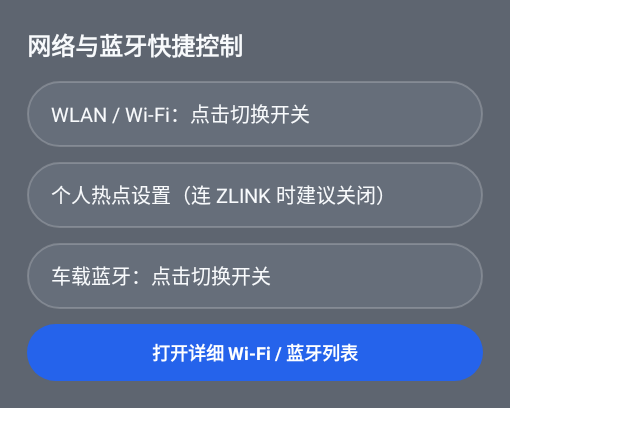
After one commit to LEICC198/changsheng-car, an Android app: the layout dialog_connectivity.xml on its own in the app's theme, with its tools: preview values and no code run, on a phone screen of 412 x 824 dp. The commit adds this screen. Shown: the top 447 px of the screen. Run offline under Robolectric (Android 15) with nearby library versions, the phone set to English and light mode, and no system bars.

Commit message:
Add files via upload

```diff
--- a/app/build.gradle.kts
+++ b/app/build.gradle.kts
@@ -11,8 +11,8 @@ android {
         applicationId = "com.changsheng.carlauncher"
         minSdk = 26
         targetSdk = 33
-        versionCode = 5
-        versionName = "5.0.0"
+        versionCode = 6
+        versionName = "6.0.0"
     }
 
     buildTypes {
--- a/app/src/main/AndroidManifest.xml
+++ b/app/src/main/AndroidManifest.xml
@@ -1,6 +1,10 @@
 <?xml version="1.0" encoding="utf-8"?>
 <manifest xmlns:android="http://schemas.android.com/apk/res/android">
 
+    <uses-permission android:name="android.permission.ACCESS_WIFI_STATE" />
+    <uses-permission android:name="android.permission.CHANGE_WIFI_STATE" />
+    <uses-permission android:name="android.permission.BLUETOOTH" />
+    <uses-permission android:name="android.permission.BLUETOOTH_ADMIN" />
     <uses-permission android:name="android.permission.RECEIVE_BOOT_COMPLETED" />
     <uses-permission android:name="android.permission.ACCESS_FINE_LOCATION" />
     <uses-permission android:name="android.permission.ACCESS_COARSE_LOCATION" />
--- /dev/null
+++ b/app/src/main/res/drawable/ic_bluetooth.xml
@@ -0,0 +1,5 @@
+<vector xmlns:android="http://schemas.android.com/apk/res/android"
+    android:width="20dp" android:height="20dp" android:viewportWidth="24" android:viewportHeight="24">
+    <path android:fillColor="#38BDF8"
+        android:pathData="M17.71,7.71L12,2h-1v7.59L6.41,5 5,6.41 10.59,12 5,17.59 6.41,19 11,14.41V22h1l5.71,-5.71 -4.3,-4.29 4.3,-4.29zM13,5.83l1.88,1.88L13,9.59V5.83zM14.88,16.29L13,18.17v-3.76l1.88,1.88z"/>
+</vector>
--- /dev/null
+++ b/app/src/main/res/drawable/ic_hotspot.xml
@@ -0,0 +1,5 @@
+<vector xmlns:android="http://schemas.android.com/apk/res/android"
+    android:width="20dp" android:height="20dp" android:viewportWidth="24" android:viewportHeight="24">
+    <path android:fillColor="#94A3B8"
+        android:pathData="M12,10c-1.1,0 -2,0.9 -2,2s0.9,2 2,2 2,-0.9 2,-2 -0.9,-2 -2,-2zM17.66,6.34l-1.41,1.41C17.33,8.83 18,10.33 18,12s-0.67,3.17 -1.76,4.24l1.41,1.41C19.1,16.21 20,14.21 20,12s-0.9,-4.21 -2.34,-5.66zM6.34,6.34C4.9,7.79 4,9.79 4,12s0.9,4.21 2.34,5.66l1.41,-1.41C6.67,15.17 6,13.67 6,12s0.67,-3.17 1.76,-4.24L6.34,6.34z"/>
+</vector>
--- /dev/null
+++ b/app/src/main/res/drawable/ic_wifi.xml
@@ -0,0 +1,5 @@
+<vector xmlns:android="http://schemas.android.com/apk/res/android"
+    android:width="20dp" android:height="20dp" android:viewportWidth="24" android:viewportHeight="24">
+    <path android:fillColor="#38BDF8"
+        android:pathData="M1,9l2,2c4.97,-4.97 13.03,-4.97 18,0l2,-2C16.93,2.93 7.08,2.93 1,9zM9,17l3,3 3,-3c-1.65,-1.66 -4.34,-1.66 -6,0zM5,13l2,2c2.76,-2.76 7.24,-2.76 10,0l2,-2C15.14,9.14 8.87,9.14 5,13z"/>
+</vector>
--- /dev/null
+++ b/app/src/main/res/layout/dialog_connectivity.xml
@@ -0,0 +1,28 @@
+<?xml version="1.0" encoding="utf-8"?>
+<LinearLayout xmlns:android="http://schemas.android.com/apk/res/android"
+    android:layout_width="340dp" android:layout_height="wrap_content"
+    android:background="@color/dark_bg_card" android:orientation="vertical" android:padding="18dp">
+
+    <TextView android:layout_width="wrap_content" android:layout_height="wrap_content"
+        android:text="网络与蓝牙快捷控制" android:textColor="@color/dark_text_primary"
+        android:textSize="16sp" android:textStyle="bold" />
+
+    <TextView android:id="@+id/btnConnWifi" android:layout_width="match_parent" android:layout_height="44dp"
+        android:layout_marginTop="12dp" android:background="@drawable/bg_pill_outline"
+        android:gravity="center_vertical" android:paddingHorizontal="16dp"
+        android:text="WLAN / Wi-Fi：点击切换开关" android:textColor="@color/dark_text_primary" android:textSize="13sp" />
+
+    <TextView android:id="@+id/btnConnHotspot" android:layout_width="match_parent" android:layout_height="44dp"
+        android:layout_marginTop="10dp" android:background="@drawable/bg_pill_outline"
+        android:gravity="center_vertical" android:paddingHorizontal="16dp"
+        android:text="个人热点设置（连 ZLINK 时建议关闭）" android:textColor="@color/dark_text_primary" android:textSize="13sp" />
+
+    <TextView android:id="@+id/btnConnBt" android:layout_width="match_parent" android:layout_height="44dp"
+        android:layout_marginTop="10dp" android:background="@drawable/bg_pill_outline"
+        android:gravity="center_vertical" android:paddingHorizontal="16dp"
+        android:text="车载蓝牙：点击切换开关" android:textColor="@color/dark_text_primary" android:textSize="13sp" />
+
+    <TextView android:id="@+id/btnConnSysWifi" android:layout_width="match_parent" android:layout_height="38dp"
+        android:layout_marginTop="10dp" android:background="@drawable/bg_pill_blue"
+        android:gravity="center" android:text="打开详细 Wi-Fi / 蓝牙列表" android:textColor="#FFFFFF" android:textSize="12sp" android:textStyle="bold" />
+</LinearLayout>
```
Also changed, not shown: app/src/main/java/com/changsheng/carlauncher/ChimePlayer.kt (added, +66 -0 lines), app/src/main/java/com/changsheng/carlauncher/MainActivity.kt (+58 -3 lines), app/src/main/res/layout/activity_main.xml (+32 -6 lines).
